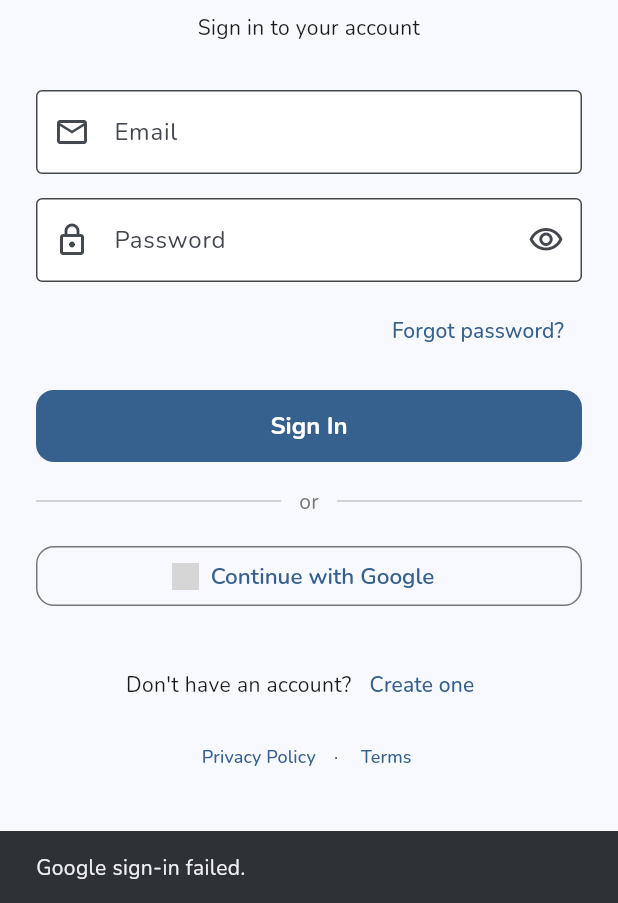
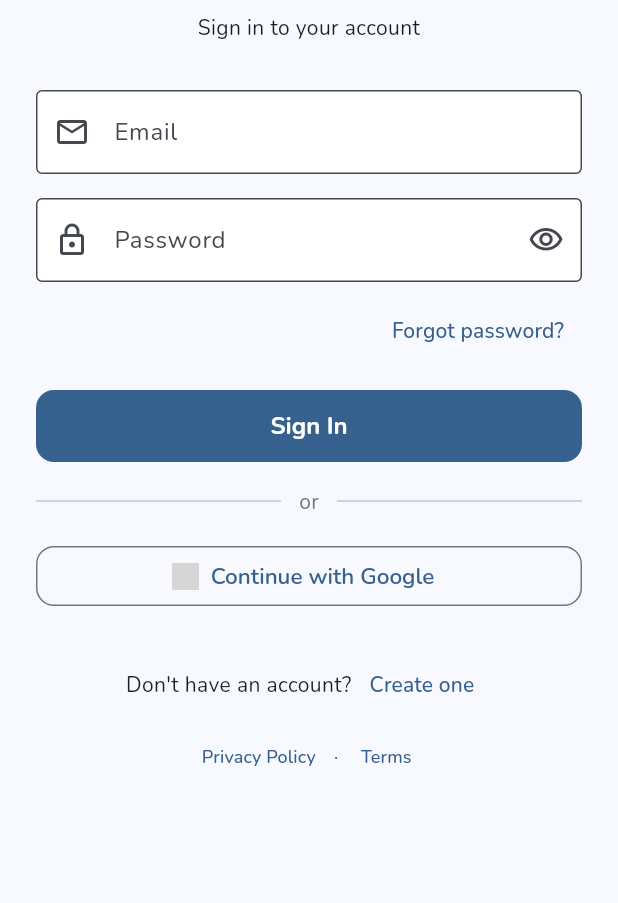
Before and after one commit to Moore99/sport-rosters, a Flutter app: the screen it shows after launch, after a tap on "Continue with Google", on a phone screen of 412 x 824 dp, the part 333-1236 px from its top. Run offline on Flutter 3.47's test engine with Material 3 defaults, Android fonts, the phone set to English and light mode, and no system bars; our stand-ins replace cloud_firestore, cloud_functions, firebase_auth, firebase_core, firebase_crashlytics, firebase_messaging and 19 more; missing offline and left inert: firebase_app_check; accounts and stored records are empty; grey boxes are pictures that could not be loaded.

Commit message:
Fix Sign in with Apple error handling
- Add account-exists-with-different-credential to friendlyAuthError()
  with a clear message directing user to their original sign-in method
- Fix Apple and Google sign-in handlers to only show error snackbar
  when state is AsyncError — previously showed fallback error message
  even on user cancel (where state is AsyncData(null))

Co-Authored-By: Claude Sonnet 4.6 <noreply@anthropic.com>

```diff
--- a/lib/features/auth/presentation/providers/auth_notifier.dart
+++ b/lib/features/auth/presentation/providers/auth_notifier.dart
@@ -24,6 +24,8 @@ String friendlyAuthError(FirebaseAuthException e) {
       return 'Too many attempts. Please try again later.';
     case 'network-request-failed':
       return 'No internet connection. Please try again.';
+    case 'account-exists-with-different-credential':
+      return 'This email is already registered with a different sign-in method. Please use your original sign-in method.';
     default:
       // Include error code in debug builds to help diagnose unexpected errors
       assert(() {
--- a/lib/features/auth/presentation/screens/login_screen.dart
+++ b/lib/features/auth/presentation/screens/login_screen.dart
@@ -157,14 +157,16 @@ class _LoginScreenState extends ConsumerState<LoginScreen> {
                               const Icon(Icons.login)),
                       label: const Text('Continue with Google'),
                       onPressed: isLoading ? null : () async {
-                        final ok = await ref
+                        await ref
                             .read(authNotifierProvider.notifier)
                             .signInWithGoogle();
-                        if (!ok && context.mounted) {
-                          final err = ref.read(authNotifierProvider)
-                              .error?.toString() ?? 'Google sign-in failed.';
-                          ScaffoldMessenger.of(context)
-                              .showSnackBar(SnackBar(content: Text(err)));
+                        if (context.mounted) {
+                          final authState = ref.read(authNotifierProvider);
+                          if (authState is AsyncError) {
+                            ScaffoldMessenger.of(context).showSnackBar(
+                              SnackBar(content: Text(authState.error.toString())),
+                            );
+                          }
                         }
                       },
                     ),
@@ -174,14 +176,16 @@ class _LoginScreenState extends ConsumerState<LoginScreen> {
                       const SizedBox(height: 12),
                       SignInWithAppleButton(
                         onPressed: isLoading ? () {} : () async {
-                          final ok = await ref
+                          await ref
                               .read(authNotifierProvider.notifier)
                               .signInWithApple();
-                          if (!ok && context.mounted) {
-                            final err = ref.read(authNotifierProvider)
-                                .error?.toString() ?? 'Apple sign-in failed.';
-                            ScaffoldMessenger.of(context)
-                                .showSnackBar(SnackBar(content: Text(err)));
+                          if (context.mounted) {
+                            final authState = ref.read(authNotifierProvider);
+                            if (authState is AsyncError) {
+                              ScaffoldMessenger.of(context).showSnackBar(
+                                SnackBar(content: Text(authState.error.toString())),
+                              );
+                            }
                           }
                         },
                       ),
```
